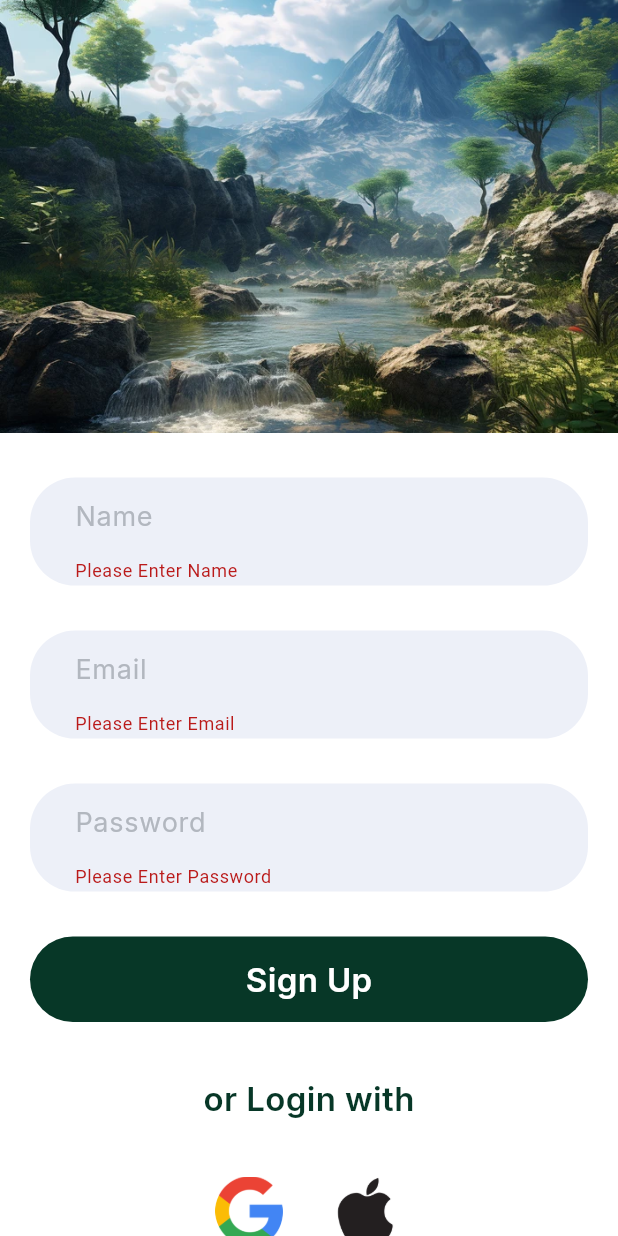
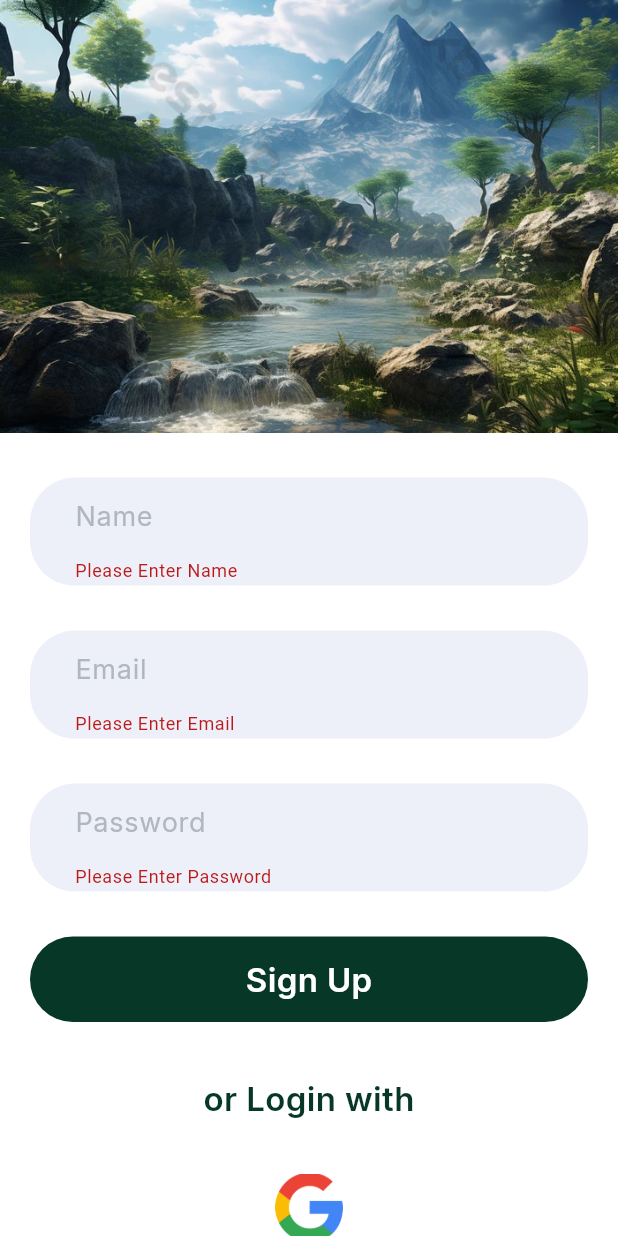
Before and after one commit to Hasib-39/Login_signup_app, a Flutter app: the Signup screen opened directly, after a tap on "Sign Up", on a phone screen of 412 x 824 dp. Run offline on Flutter 3.47's test engine with Material 3 defaults, Android fonts, the phone set to English and light mode, and no system bars; our stand-ins replace cloud_firestore, firebase_auth, firebase_core, google_sign_in; missing offline and left inert: the_apple_sign_in; accounts and stored records are empty.

```diff
--- a/lib/signup.dart
+++ b/lib/signup.dart
@@ -36,7 +36,6 @@ class _SignupState extends State<Signup> {
         if(e.code == 'weak-pasword'){
           ScaffoldMessenger.of(context).showSnackBar(
               const SnackBar(
-                backgroundColor: Colors.orangeAccent,
                   content: Text(
                     "Password is too weak. Try Again!",
                     style: TextStyle(
@@ -57,6 +56,46 @@ class _SignupState extends State<Signup> {
                   ),
                 )
             )
+          );
+        } else if(e.toString().contains('Password should be at least 8 characters')){
+          ScaffoldMessenger.of(context).showSnackBar(
+            const SnackBar(content: Text(
+              "Password should be at least 8 characters",
+              style: TextStyle(
+                  fontFamily: 'Inter',
+                  fontSize: 18
+              ),
+            ))
+          );
+        } else if(e.toString().contains('Password must contain an upper case character')){
+          ScaffoldMessenger.of(context).showSnackBar(
+              const SnackBar(content: Text(
+                "Password must contain an upper case character",
+                style: TextStyle(
+                    fontFamily: 'Inter',
+                    fontSize: 18
+                ),
+              ))
+          );
+        } else if(e.toString().contains('Password must contain a numeric character')){
+          ScaffoldMessenger.of(context).showSnackBar(
+              const SnackBar(content: Text(
+                "Password must contain a numeric character",
+                style: TextStyle(
+                    fontFamily: 'Inter',
+                    fontSize: 18
+                ),
+              ))
+          );
+        } else if(e.toString().contains('Password must contain a non-alphanumeric character')){
+          ScaffoldMessenger.of(context).showSnackBar(
+              const SnackBar(content: Text(
+                "Password must contain a special character",
+                style: TextStyle(
+                    fontFamily: 'Inter',
+                    fontSize: 18
+                ),
+              ))
           );
         }
       }
@@ -220,13 +259,13 @@ class _SignupState extends State<Signup> {
                     height: 45,
                     fit: BoxFit.cover,
                   ),
-                  const SizedBox(width: 30,),
-                  Image.asset(
-                    "images/apple.png",
-                    width: 50,
-                    height: 50,
-                    fit: BoxFit.cover,
-                  )
+                  // const SizedBox(width: 30,),
+                  // Image.asset(
+                  //   "images/apple.png",
+                  //   width: 50,
+                  //   height: 50,
+                  //   fit: BoxFit.cover,
+                  // )
                 ],
               ),
               const SizedBox(height: 35,),
```
